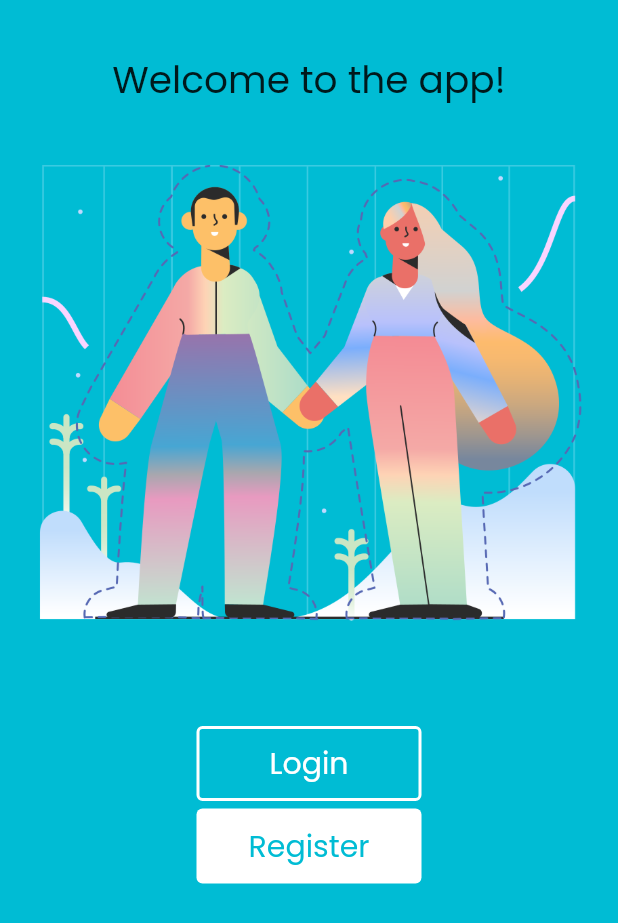
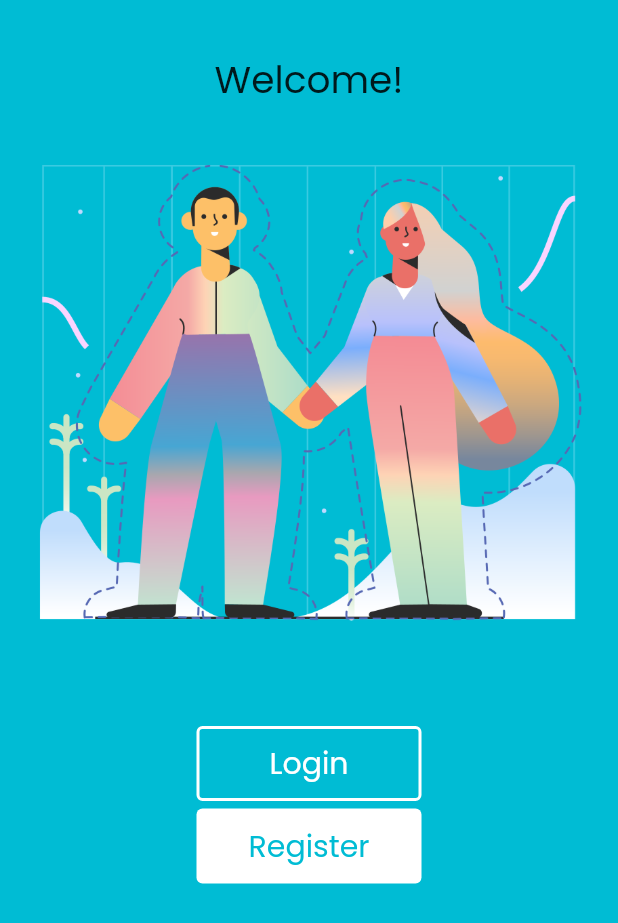
Before and after one commit to ErfiDev/flutter_blog_app, a Flutter app: the screen it shows after launch, on a phone screen of 412 x 824 dp. Shown: the top 923 px of the screen. Run offline on Flutter 3.47's test engine with Material 2 defaults, Android fonts, the phone set to English and light mode, and no system bars.

Commit message:
change title

```diff
--- a/lib/src/home.dart
+++ b/lib/src/home.dart
@@ -14,7 +14,7 @@ class HomePage extends StatelessWidget {
           children: [
             SizedBox(height: 35),
             Text(
-              'Welcome to the app!',
+              'Welcome!',
               style: TextStyle(fontSize: 25),
             ),
             Image(
```
